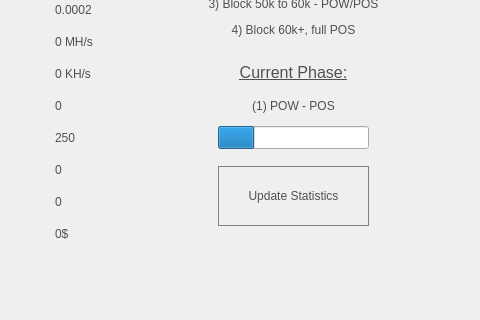
The window that src/qt/forms/statisticspage.ui (shnurf/silkcoin) describes before a commit, drawn with Qt 5; both pictures show x 201 to 681 and y 185 to 505 of the 681 by 505 pixel window.
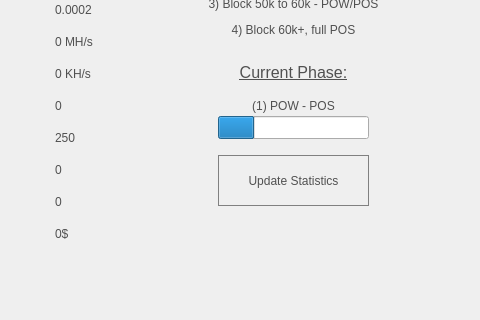
The same window after the commit. Icons and pictures are not drawn.

```diff
--- a/src/qt/forms/statisticspage.ui
+++ b/src/qt/forms/statisticspage.ui
@@ -280,9 +280,9 @@
       <property name="geometry">
        <rect>
         <x>60</x>
-        <y>270</y>
+        <y>259</y>
         <width>151</width>
-        <height>60</height>
+        <height>51</height>
        </rect>
       </property>
       <property name="sizePolicy">
@@ -294,7 +294,7 @@
       <property name="minimumSize">
        <size>
         <width>120</width>
-        <height>60</height>
+        <height>40</height>
        </size>
       </property>
       <property name="styleSheet">
@@ -321,7 +321,7 @@
       <property name="geometry">
        <rect>
         <x>60</x>
-        <y>230</y>
+        <y>220</y>
         <width>151</width>
         <height>23</height>
        </rect>
```
